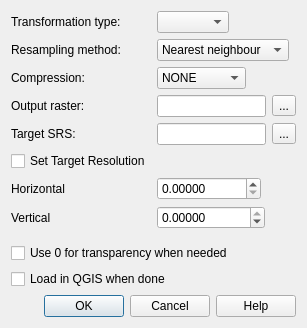
This is qgis/src/plugins/georeferencer/qgstransformsettingsdialogbase.ui in sourcepole/qgis as Qt 5 draws it before an edit. The edited form follows.
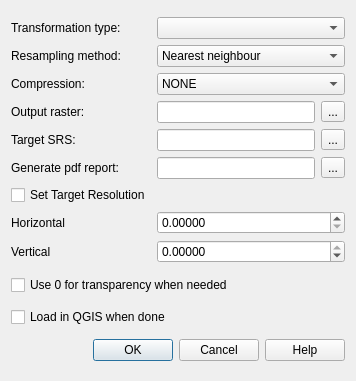
This is the edited form. Custom widgets are drawn as their Qt base class.

What changed in the file:
```diff
--- a/qgis/src/plugins/georeferencer/qgstransformsettingsdialogbase.ui
+++ b/qgis/src/plugins/georeferencer/qgstransformsettingsdialogbase.ui
@@ -6,19 +6,16 @@
    <rect>
     <x>0</x>
     <y>0</y>
-    <width>307</width>
-    <height>328</height>
+    <width>356</width>
+    <height>381</height>
    </rect>
   </property>
   <property name="windowTitle">
    <string>Transformation settings</string>
   </property>
-  <layout class="QVBoxLayout" name="verticalLayout">
-   <item>
-    <layout class="QFormLayout" name="formLayout">
-     <property name="fieldGrowthPolicy">
-      <enum>QFormLayout::ExpandingFieldsGrow</enum>
-     </property>
+  <layout class="QGridLayout" name="gridLayout_2">
+   <item row="0" column="0">
+    <layout class="QGridLayout" name="gridLayout">
      <item row="0" column="0">
       <widget class="QLabel" name="label">
        <property name="text">
@@ -161,27 +158,61 @@
       </layout>
      </item>
      <item row="5" column="0">
+      <widget class="QLabel" name="label_6">
+       <property name="text">
+        <string>Generate pdf report:</string>
+       </property>
+      </widget>
+     </item>
+     <item row="5" column="1">
+      <layout class="QHBoxLayout" name="horizontalLayout_3">
+       <item>
+        <widget class="QLineEdit" name="mReportFileLineEdit"/>
+       </item>
+       <item>
+        <widget class="QToolButton" name="tbnReportFile">
+         <property name="text">
+          <string>...</string>
+         </property>
+        </widget>
+       </item>
+      </layout>
+     </item>
+     <item row="6" column="0">
       <widget class="QCheckBox" name="cbxUserResolution">
        <property name="text">
         <string>Set Target Resolution</string>
        </property>
       </widget>
      </item>
-     <item row="6" column="0">
+     <item row="7" column="0">
       <widget class="QLabel" name="label_4">
        <property name="text">
         <string>Horizontal</string>
        </property>
       </widget>
      </item>
-     <item row="7" column="0">
+     <item row="7" column="1">
+      <widget class="QgsValidatedDoubleSpinBox" name="dsbHorizRes">
+       <property name="decimals">
+        <number>5</number>
+       </property>
+       <property name="minimum">
+        <double>0.000000000000000</double>
+       </property>
+       <property name="maximum">
+        <double>999999.000000000000000</double>
+       </property>
+      </widget>
+     </item>
+     <item row="8" column="0">
       <widget class="QLabel" name="label_5">
        <property name="text">
         <string>Vertical</string>
        </property>
       </widget>
      </item>
-     <item row="7" column="1">
+     <item row="8" column="1">
       <widget class="QgsValidatedDoubleSpinBox" name="dsbVerticalRes">
        <property name="sizePolicy">
         <sizepolicy hsizetype="Minimum" vsizetype="Fixed">
@@ -203,22 +234,9 @@
        </property>
       </widget>
      </item>
-     <item row="6" column="1">
-      <widget class="QgsValidatedDoubleSpinBox" name="dsbHorizRes">
-       <property name="decimals">
-        <number>5</number>
-       </property>
-       <property name="minimum">
-        <double>0.000000000000000</double>
-       </property>
-       <property name="maximum">
-        <double>999999.000000000000000</double>
-       </property>
-      </widget>
-     </item>
     </layout>
    </item>
-   <item>
+   <item row="1" column="0">
     <widget class="QCheckBox" name="cbxZeroAsTrans">
      <property name="text">
       <string>Use 0 for transparency when needed</string>
@@ -228,14 +246,14 @@
      </property>
     </widget>
    </item>
-   <item>
+   <item row="2" column="0">
     <widget class="QCheckBox" name="cbxLoadInQgisWhenDone">
      <property name="text">
       <string>Load in QGIS when done</string>
      </property>
     </widget>
    </item>
-   <item>
+   <item row="3" column="0">
     <widget class="QDialogButtonBox" name="buttonBox">
      <property name="orientation">
       <enum>Qt::Horizontal</enum>
```
